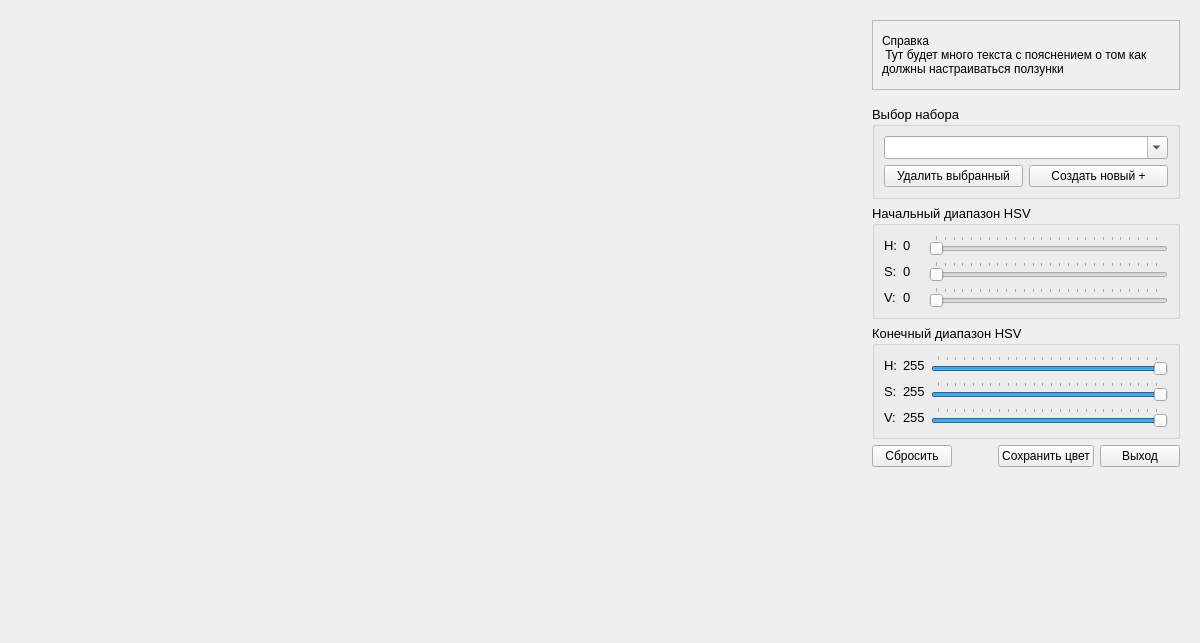
gg-master/VISDOM_project, file data/ui/color_range_settings_window.ui: the form before one commit.
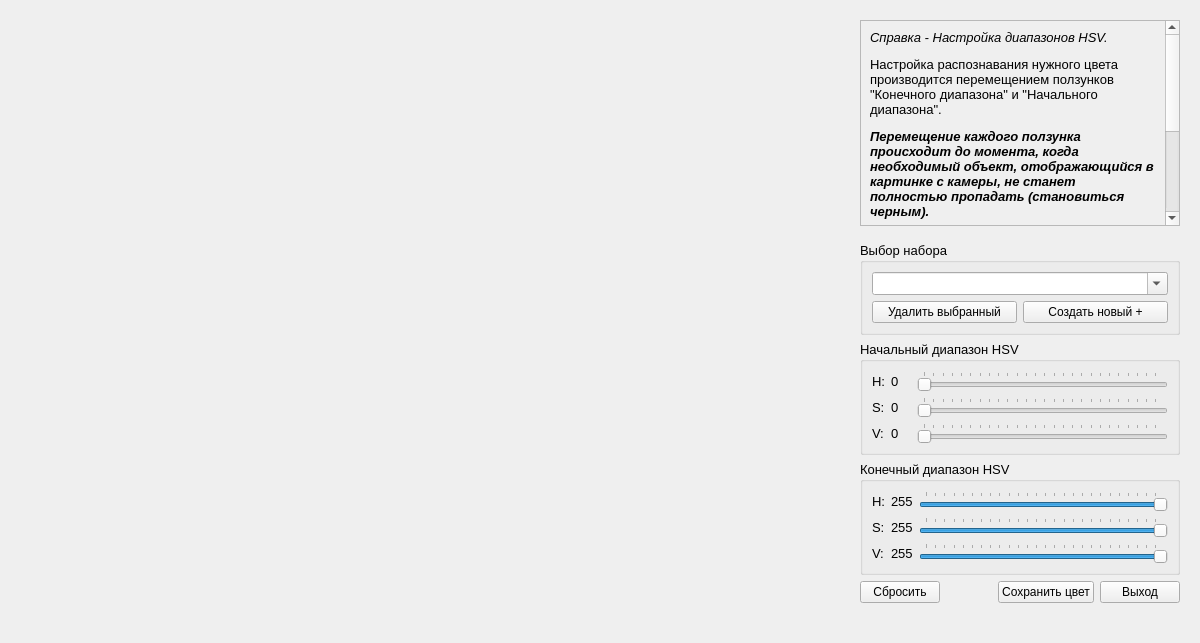
The form after the commit. Custom widgets are drawn as their Qt base class.

Commit message: Добавил справку о настройке цветового диапазона.

Diff of the .ui file:
```diff
--- a/data/ui/color_range_settings_window.ui
+++ b/data/ui/color_range_settings_window.ui
@@ -70,6 +70,18 @@
             <verstretch>0</verstretch>
            </sizepolicy>
           </property>
+          <property name="minimumSize">
+           <size>
+            <width>320</width>
+            <height>80</height>
+           </size>
+          </property>
+          <property name="maximumSize">
+           <size>
+            <width>320</width>
+            <height>16777215</height>
+           </size>
+          </property>
           <property name="widgetResizable">
            <bool>true</bool>
           </property>
@@ -78,10 +90,16 @@
             <rect>
              <x>0</x>
              <y>0</y>
-             <width>305</width>
-             <height>70</height>
+             <width>301</width>
+             <height>390</height>
             </rect>
            </property>
+           <property name="sizePolicy">
+            <sizepolicy hsizetype="Preferred" vsizetype="Preferred">
+             <horstretch>0</horstretch>
+             <verstretch>0</verstretch>
+            </sizepolicy>
+           </property>
            <layout class="QVBoxLayout" name="verticalLayout_2">
             <item>
              <widget class="QLabel" name="info_label">
@@ -92,8 +110,7 @@
                </sizepolicy>
               </property>
               <property name="text">
-               <string>Справка 
- Тут будет много текста с пояснением о том как должны настраиваться ползунки</string>
+               <string>&lt;html&gt;&lt;head/&gt;&lt;body&gt;&lt;p&gt;&lt;span style=&quot; font-size:10pt; font-style:italic;&quot;&gt;Справка - Настройка диапазонов HSV. &lt;/span&gt;&lt;/p&gt;&lt;p&gt;&lt;span style=&quot; font-size:10pt;&quot;&gt;Настройка распознавания нужного цвета производится перемещением ползунков &amp;quot;Конечного диапазона&amp;quot; и &amp;quot;Начального диапазона&amp;quot;. &lt;/span&gt;&lt;/p&gt;&lt;p&gt;&lt;span style=&quot; font-size:10pt; font-weight:600; font-style:italic;&quot;&gt;Перемещение каждого ползунка происходит до момента, когда необходимый объект, отображающийся в картинке с камеры, не станет полностью пропадать (становиться черным).&lt;/span&gt;&lt;/p&gt;&lt;p&gt;&lt;span style=&quot; font-size:10pt; font-style:italic;&quot;&gt;Перемещение ползунков происходит в следующем порядке:&lt;/span&gt;&lt;/p&gt;&lt;p&gt;&lt;span style=&quot; font-size:10pt;&quot;&gt;1) Конечный H -&amp;gt; Начальный H.&lt;/span&gt;&lt;/p&gt;&lt;p&gt;&lt;span style=&quot; font-size:10pt;&quot;&gt;2) Конечный S -&amp;gt; Начальный S.&lt;/span&gt;&lt;/p&gt;&lt;p&gt;&lt;span style=&quot; font-size:10pt;&quot;&gt;3) Конечный V -&amp;gt; Начальный V.&lt;/span&gt;&lt;/p&gt;&lt;p&gt;&lt;span style=&quot; font-size:10pt;&quot;&gt;Чтобы сохранить цвет необходимо нажать кнопку &lt;/span&gt;&lt;span style=&quot; font-size:10pt; font-weight:600;&quot;&gt;&amp;quot;Сохранить цвет&amp;quot;.&lt;/span&gt;&lt;/p&gt;&lt;/body&gt;&lt;/html&gt;</string>
               </property>
               <property name="wordWrap">
                <bool>true</bool>
```
The commit also changes 1 other file.
